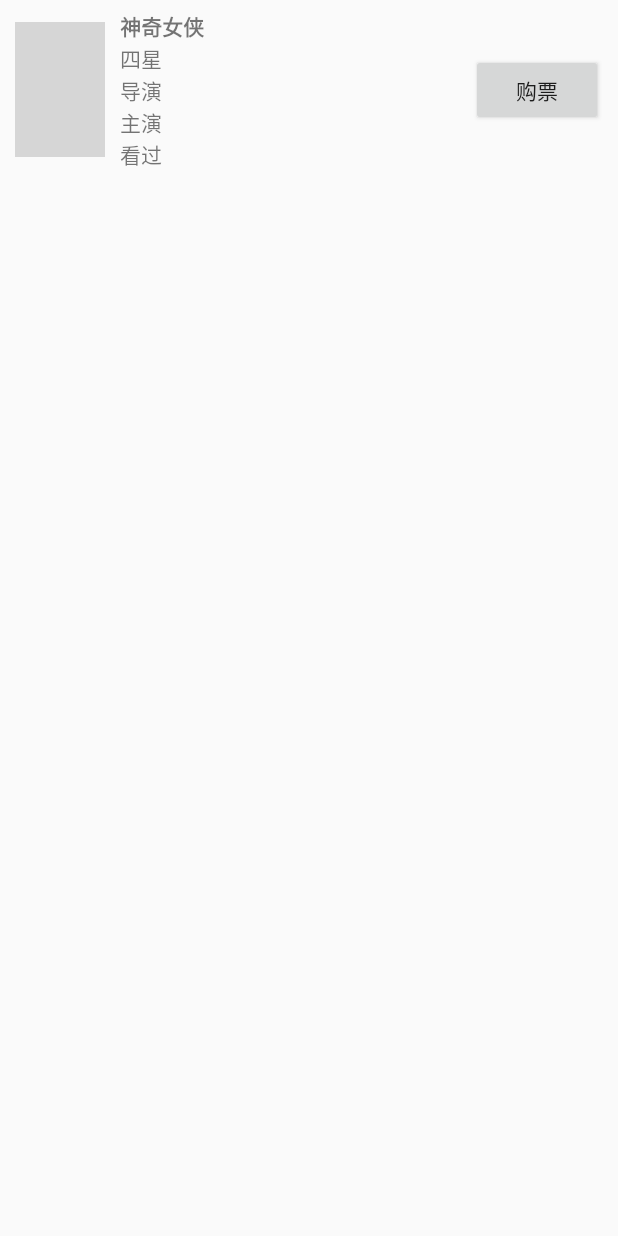
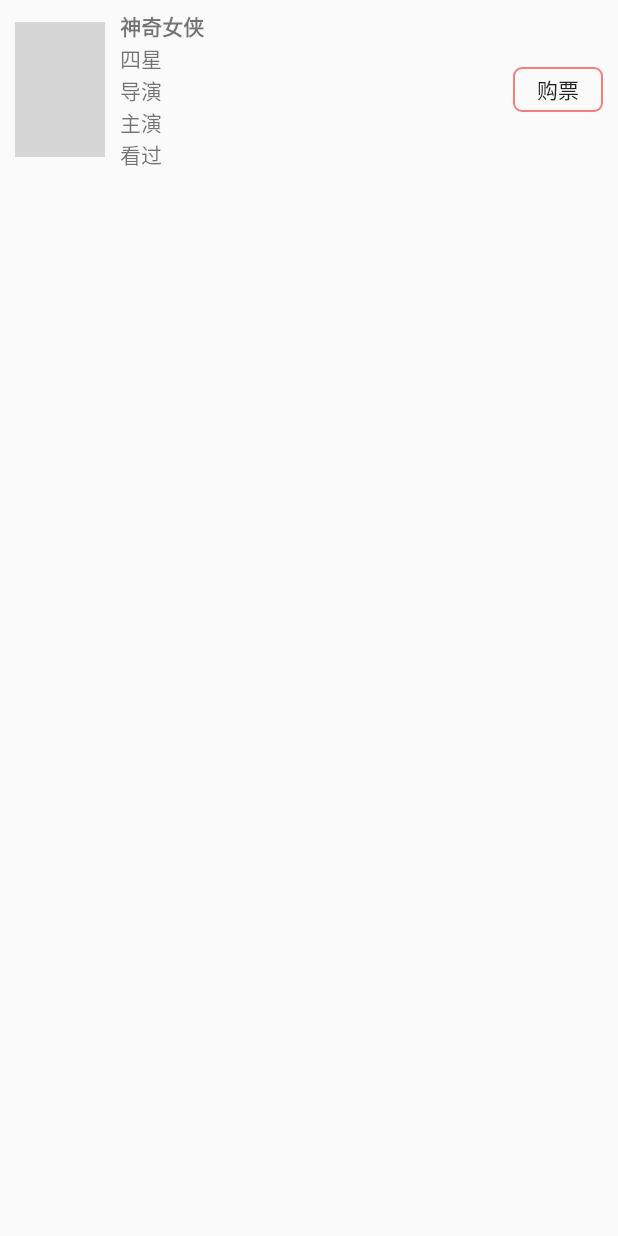
Before and after one commit to tony-xxw/MovieDouban, an Android app: the layout item_current_layout.xml on its own in the app's theme, with its tools: preview values and no code run, on a phone screen of 412 x 824 dp. Run offline under Robolectric (Android 15) with nearby library versions, the phone set to English and light mode, and no system bars; grey boxes are pictures that could not be loaded.

Commit message:
hot current page

```diff
--- a/app/build.gradle
+++ b/app/build.gradle
@@ -40,4 +40,6 @@ dependencies {
     compile 'com.squareup.retrofit2:retrofit:2.3.0'
     compile 'com.jakewharton.retrofit:retrofit2-rxjava2-adapter:1.0.0'
     compile 'com.squareup.retrofit2:converter-gson:2.3.0'
+    compile 'com.github.bumptech.glide:glide:3.7.0'
+
 }
--- a/app/src/main/AndroidManifest.xml
+++ b/app/src/main/AndroidManifest.xml
@@ -2,7 +2,10 @@
 <manifest xmlns:android="http://schemas.android.com/apk/res/android"
           package="mvp.wyyne.douban.moviedouban">
 
+    <uses-permission android:name="android.permission.INTERNET"/>
+
     <application
+        android:name=".AndroidApplication"
         android:allowBackup="true"
         android:icon="@mipmap/ic_launcher"
         android:label="@string/app_name"
--- /dev/null
+++ b/app/src/main/res/drawable-xxhdpi/bg_btn_pink.xml
@@ -0,0 +1,8 @@
+<?xml version="1.0" encoding="utf-8"?>
+<shape xmlns:android="http://schemas.android.com/apk/res/android"
+    android:shape="rectangle"
+    >
+
+    <corners android:radius="5dp"/>
+    <stroke android:width="1dp" android:color="@color/colorPink"/>
+</shape>
--- a/app/src/main/res/layout/item_current_layout.xml
+++ b/app/src/main/res/layout/item_current_layout.xml
@@ -7,7 +7,7 @@
 
 
     <ImageView
-        android:id="@+id/iv_item_current"
+        android:id="@+id/iv_avatars"
         android:layout_width="60dp"
         android:layout_height="90dp"
         android:layout_centerVertical="true"
@@ -19,45 +19,50 @@
         android:layout_height="wrap_content"
         android:layout_centerVertical="true"
         android:layout_marginStart="10dp"
-        android:layout_toEndOf="@+id/iv_item_current"
+        android:layout_toEndOf="@+id/iv_avatars"
         android:orientation="vertical">
 
 
         <TextView
-            android:id="@+id/movie_name"
+            android:id="@+id/tv_title"
             android:layout_width="wrap_content"
             android:layout_height="wrap_content"
             android:text="神奇女侠"
             android:textStyle="bold"/>
 
         <TextView
+            android:id="@+id/tv_average"
             android:layout_width="wrap_content"
             android:layout_height="wrap_content"
             android:text="四星"/>
 
         <TextView
+            android:id="@+id/tv_directors_name"
             android:layout_width="wrap_content"
             android:layout_height="wrap_content"
             android:text="导演"/>
 
         <TextView
+            android:id="@+id/tv_casts_list"
             android:layout_width="wrap_content"
             android:layout_height="wrap_content"
             android:text="主演"/>
 
         <TextView
+            android:id="@+id/tv_collect_count"
             android:layout_width="wrap_content"
             android:layout_height="wrap_content"
             android:text="看过"/>
     </LinearLayout>
 
     <Button
-        android:layout_width="wrap_content"
-        android:layout_height="wrap_content"
+        android:layout_width="60dp"
+        android:layout_height="30dp"
         android:layout_alignParentRight="true"
         android:layout_centerVertical="true"
         android:layout_gravity="center_vertical"
         android:layout_marginEnd="10dp"
+        android:background="@drawable/bg_btn_pink"
         android:text="购票"/>
 
 </RelativeLayout>
--- a/app/src/main/res/values/colors.xml
+++ b/app/src/main/res/values/colors.xml
@@ -9,4 +9,5 @@
     <color name="colorTextSizeMax">#333333</color>
     <color name="colorWhite">#FFFFFF</color>
     <color name="default_bg">#ffffff</color>
+    <color name="colorPink">#f47d7d</color>
 </resources>
```
Also changed, not shown: app/src/main/java/mvp/wyyne/douban/moviedouban/AndroidApplication.java (added, +25 -0 lines), app/src/main/java/mvp/wyyne/douban/moviedouban/adapter/CurrentAdapter.java (+41 -5 lines), app/src/main/java/mvp/wyyne/douban/moviedouban/api/IMoviesApi.java (added, +16 -0 lines), app/src/main/java/mvp/wyyne/douban/moviedouban/api/RetrofitService.java (+114 -0 lines), app/src/main/java/mvp/wyyne/douban/moviedouban/api/bean/HotBean.java (+14 -3 lines), app/src/main/java/mvp/wyyne/douban/moviedouban/hot/HotCurrentFragment.java (+46 -11 lines).
